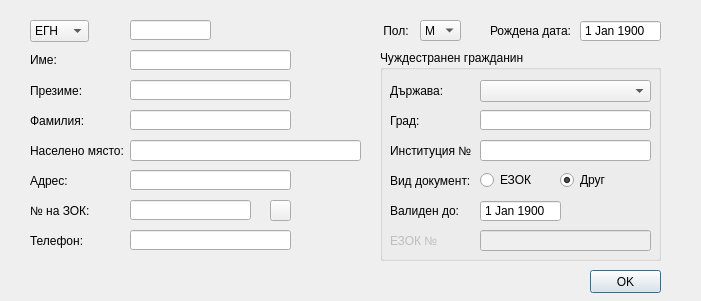
thefinalcutbg/DinoDent, file src/View/Widgets/PatientFormDialog.ui: the form before one commit.
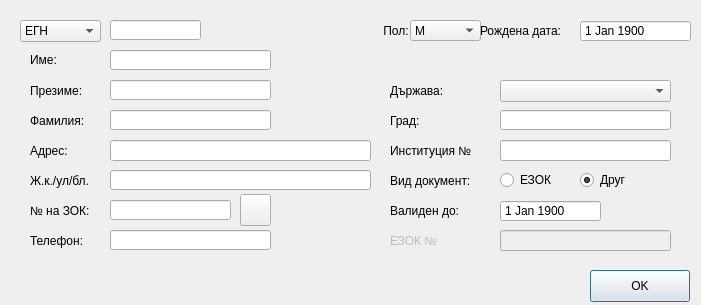
The form after the commit. Custom widgets are drawn as their Qt base class.

What changed in the file:
```diff
--- a/src/View/Widgets/PatientFormDialog.ui
+++ b/src/View/Widgets/PatientFormDialog.ui
@@ -7,7 +7,7 @@
     <x>0</x>
     <y>0</y>
     <width>701</width>
-    <height>301</height>
+    <height>305</height>
    </rect>
   </property>
   <property name="sizePolicy">
@@ -19,13 +19,13 @@
   <property name="minimumSize">
    <size>
     <width>701</width>
-    <height>301</height>
+    <height>305</height>
    </size>
   </property>
   <property name="maximumSize">
    <size>
     <width>701</width>
-    <height>301</height>
+    <height>305</height>
    </size>
   </property>
   <property name="windowTitle">
@@ -34,9 +34,9 @@
   <widget class="ComboBox" name="sexCombo">
    <property name="geometry">
     <rect>
-     <x>420</x>
+     <x>410</x>
      <y>20</y>
-     <width>41</width>
+     <width>71</width>
      <height>21</height>
     </rect>
    </property>
@@ -70,14 +70,14 @@
   <widget class="LineEdit" name="addressEdit">
    <property name="geometry">
     <rect>
-     <x>130</x>
+     <x>110</x>
      <y>170</y>
-     <width>161</width>
+     <width>261</width>
      <height>20</height>
     </rect>
    </property>
    <property name="sizePolicy">
-    <sizepolicy hsizetype="Preferred" vsizetype="Fixed">
+    <sizepolicy hsizetype="Expanding" vsizetype="Fixed">
      <horstretch>0</horstretch>
      <verstretch>0</verstretch>
     </sizepolicy>
@@ -92,7 +92,7 @@
   <widget class="LineEdit" name="phoneEdit">
    <property name="geometry">
     <rect>
-     <x>130</x>
+     <x>110</x>
      <y>230</y>
      <width>161</width>
      <height>20</height>
@@ -141,15 +141,15 @@
     </rect>
    </property>
    <property name="text">
-    <string>Адрес:</string>
+    <string>Ж.к./ул/бл.</string>
    </property>
   </widget>
   <widget class="AutoCompleteLineEdit" name="cityLineEdit">
    <property name="geometry">
     <rect>
-     <x>130</x>
+     <x>110</x>
      <y>140</y>
-     <width>231</width>
+     <width>261</width>
      <height>21</height>
     </rect>
    </property>
@@ -166,7 +166,7 @@
   <widget class="LineEdit" name="HIRBNoEdit">
    <property name="geometry">
     <rect>
-     <x>130</x>
+     <x>110</x>
      <y>200</y>
      <width>121</width>
      <height>20</height>
@@ -182,9 +182,9 @@
   <widget class="LineEdit" name="idLineEdit">
    <property name="geometry">
     <rect>
-     <x>130</x>
+     <x>110</x>
      <y>20</y>
-     <width>81</width>
+     <width>91</width>
      <height>20</height>
     </rect>
    </property>
@@ -204,9 +204,9 @@
   <widget class="ComboBox" name="typeComboBox">
    <property name="geometry">
     <rect>
-     <x>30</x>
+     <x>20</x>
      <y>20</y>
-     <width>59</width>
+     <width>81</width>
      <height>22</height>
     </rect>
    </property>
@@ -237,7 +237,7 @@
   <widget class="NameEdit" name="fNameEdit">
    <property name="geometry">
     <rect>
-     <x>130</x>
+     <x>110</x>
      <y>50</y>
      <width>161</width>
      <height>20</height>
@@ -258,12 +258,12 @@
     <rect>
      <x>30</x>
      <y>140</y>
-     <width>101</width>
+     <width>71</width>
      <height>21</height>
     </rect>
    </property>
    <property name="text">
-    <string>Населено място:</string>
+    <string>Адрес:</string>
    </property>
   </widget>
   <widget class="QLabel" name="label_8">
@@ -284,7 +284,7 @@
     <rect>
      <x>580</x>
      <y>20</y>
-     <width>81</width>
+     <width>111</width>
      <height>22</height>
     </rect>
    </property>
@@ -296,7 +296,7 @@
    </property>
    <property name="maximumDateTime">
     <datetime>
-     <hour>5</hour>
+     <hour>1</hour>
      <minute>59</minute>
      <second>59</second>
      <year>9999</year>
@@ -319,23 +319,10 @@
     </date>
    </property>
   </widget>
-  <widget class="QPushButton" name="okButton">
-   <property name="geometry">
-    <rect>
-     <x>590</x>
-     <y>270</y>
-     <width>71</width>
-     <height>23</height>
-    </rect>
-   </property>
-   <property name="text">
-    <string>OK</string>
-   </property>
-  </widget>
   <widget class="QLabel" name="label_7">
    <property name="geometry">
     <rect>
-     <x>490</x>
+     <x>480</x>
      <y>20</y>
      <width>91</width>
      <height>21</height>
@@ -361,7 +348,7 @@
   <widget class="NameEdit" name="lNameEdit">
    <property name="geometry">
     <rect>
-     <x>130</x>
+     <x>110</x>
      <y>110</y>
      <width>161</width>
      <height>20</height>
@@ -393,7 +380,7 @@
   <widget class="NameEdit" name="mNameEdit">
    <property name="geometry">
     <rect>
-     <x>130</x>
+     <x>110</x>
      <y>80</y>
      <width>161</width>
      <height>20</height>
@@ -425,20 +412,7 @@
     <string/>
    </property>
   </widget>
-  <widget class="QPushButton" name="hirbnoButton">
-   <property name="geometry">
-    <rect>
-     <x>270</x>
-     <y>200</y>
-     <width>21</width>
-     <height>21</height>
-    </rect>
-   </property>
-   <property name="text">
-    <string/>
-   </property>
-  </widget>
-  <widget class="QGroupBox" name="foreignerGroup">
+  <widget class="QFrame" name="foreignerGroup">
    <property name="enabled">
     <bool>true</bool>
    </property>
@@ -446,13 +420,10 @@
     <rect>
      <x>380</x>
      <y>50</y>
-     <width>281</width>
+     <width>311</width>
      <height>211</height>
     </rect>
    </property>
-   <property name="title">
-    <string>Чуждестранен гражданин</string>
-   </property>
    <widget class="QLabel" name="label_10">
     <property name="geometry">
      <rect>
@@ -469,7 +440,7 @@
    <widget class="QComboBox" name="countryCombo">
     <property name="geometry">
      <rect>
-      <x>100</x>
+      <x>120</x>
       <y>30</y>
       <width>171</width>
       <height>22</height>
@@ -479,9 +450,9 @@
    <widget class="DateEdit" name="validDateEdit">
     <property name="geometry">
      <rect>
-      <x>100</x>
+      <x>120</x>
       <y>150</y>
-      <width>81</width>
+      <width>101</width>
       <height>22</height>
      </rect>
     </property>
@@ -493,12 +464,12 @@
     </property>
     <property name="maximumDateTime">
      <datetime>
-      <hour>3</hour>
+      <hour>23</hour>
       <minute>59</minute>
       <second>59</second>
       <year>9999</year>
       <month>12</month>
-      <day>28</day>
+      <day>27</day>
      </datetime>
     </property>
     <property name="minimumDate">
@@ -534,7 +505,7 @@
      <rect>
       <x>10</x>
       <y>120</y>
-      <width>91</width>
+      <width>101</width>
       <height>21</height>
      </rect>
     </property>
@@ -545,7 +516,7 @@
    <widget class="QRadioButton" name="ehicRadio">
     <property name="geometry">
      <rect>
-      <x>100</x>
+      <x>120</x>
       <y>120</y>
       <width>61</width>
       <height>20</height>
@@ -561,7 +532,7 @@
    <widget class="QRadioButton" name="otherRadio">
     <property name="geometry">
      <rect>
-      <x>180</x>
+      <x>200</x>
       <y>120</y>
       <width>61</width>
       <height>20</height>
@@ -577,7 +548,7 @@
    <widget class="LineEdit" name="institutionNumber">
     <property name="geometry">
      <rect>
-      <x>100</x>
+      <x>120</x>
       <y>90</y>
       <width>171</width>
       <height>21</height>
@@ -589,7 +560,7 @@
      <rect>
       <x>10</x>
       <y>90</y>
-      <width>91</width>
+      <width>101</width>
       <height>21</height>
      </rect>
     </property>
@@ -619,7 +590,7 @@
     </property>
     <property name="geometry">
      <rect>
-      <x>100</x>
+      <x>120</x>
       <y>180</y>
       <width>171</width>
       <height>21</height>
@@ -629,7 +600,7 @@
    <widget class="LineEdit" name="foreignCityEdit">
     <property name="geometry">
      <rect>
-      <x>100</x>
+      <x>120</x>
       <y>60</y>
       <width>171</width>
       <height>20</height>
@@ -662,6 +633,38 @@
     </property>
    </widget>
   </widget>
+  <widget class="QPushButton" name="hirbnoButton">
+   <property name="geometry">
+    <rect>
+     <x>240</x>
+     <y>194</y>
+     <width>31</width>
+     <height>32</height>
+    </rect>
+   </property>
+   <property name="text">
+    <string/>
+   </property>
+   <property name="autoDefault">
+    <bool>false</bool>
+   </property>
+  </widget>
+  <widget class="QPushButton" name="okButton">
+   <property name="geometry">
+    <rect>
+     <x>590</x>
+     <y>270</y>
+     <width>100</width>
+     <height>32</height>
+    </rect>
+   </property>
+   <property name="text">
+    <string>OK</string>
+   </property>
+   <property name="default">
+    <bool>true</bool>
+   </property>
+  </widget>
  </widget>
  <layoutdefault spacing="6" margin="11"/>
  <customwidgets>
```
Left out of the diff: 10 changed lines with no effect on the pictures.
